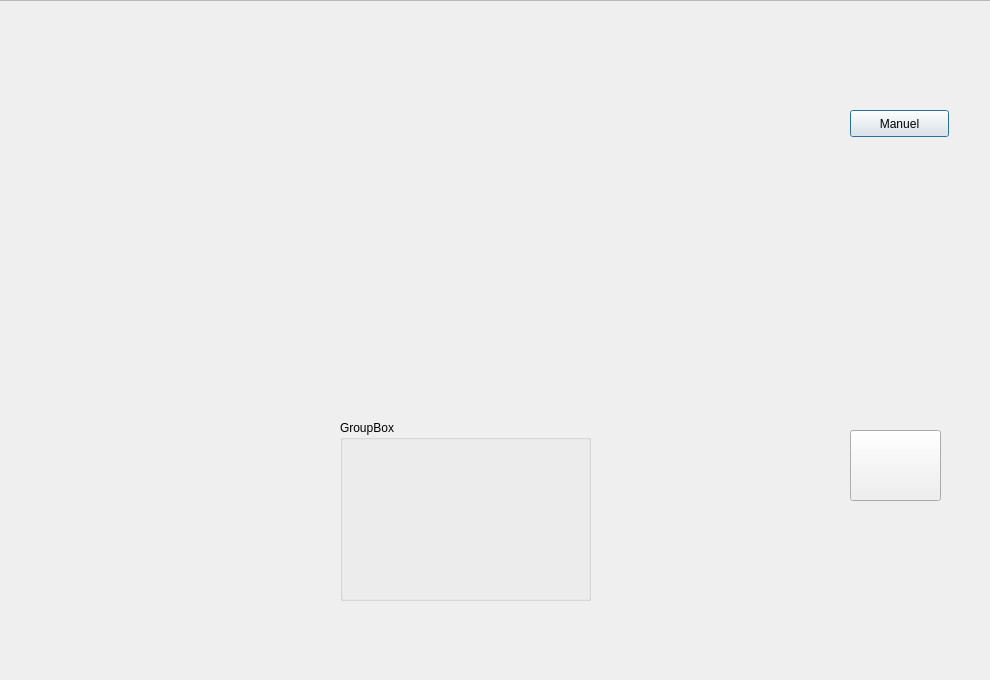
Old version of the form src/ui/mainWindow.ui in the repository suricats/surirobot-client-qt.
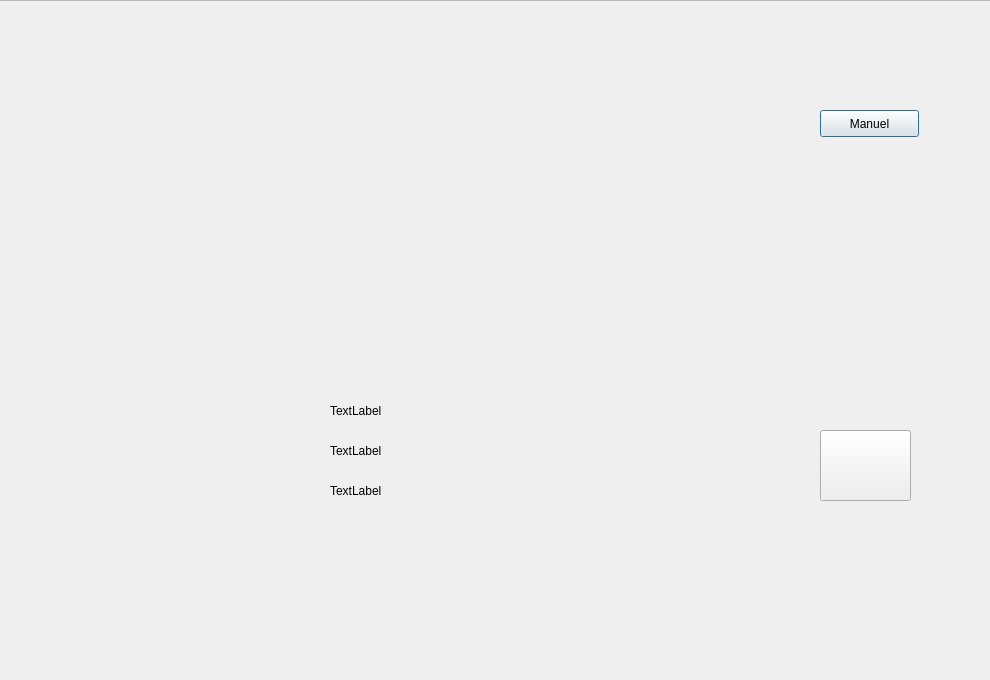
New version of the form. Icons and pictures are not drawn.

Commit message: add Mic button

Diff of the .ui file:
```diff
--- a/src/ui/mainWindow.ui
+++ b/src/ui/mainWindow.ui
@@ -16,10 +16,10 @@
   <widget class="QFrame" name="frame">
    <property name="geometry">
     <rect>
-     <x>-10</x>
+     <x>-40</x>
      <y>0</y>
      <width>1061</width>
-     <height>681</height>
+     <height>691</height>
     </rect>
    </property>
    <property name="frameShape">
@@ -64,43 +64,64 @@
      </size>
     </property>
    </widget>
-   <widget class="QGroupBox" name="groupBox">
+   <widget class="QLabel" name="labelImage">
     <property name="geometry">
      <rect>
-      <x>350</x>
-      <y>420</y>
-      <width>251</width>
-      <height>181</height>
-     </rect>
-    </property>
-    <property name="title">
-     <string>GroupBox</string>
-    </property>
-    <widget class="QWidget" name="verticalLayoutWidget">
-     <property name="geometry">
-      <rect>
-       <x>0</x>
-       <y>0</y>
-       <width>261</width>
-       <height>191</height>
-      </rect>
-     </property>
-     <layout class="QVBoxLayout" name="verticalLayout"/>
-    </widget>
-   </widget>
-   <widget class="QLabel" name="labelPicture">
-    <property name="geometry">
-     <rect>
-      <x>290</x>
-      <y>120</y>
-      <width>381</width>
-      <height>241</height>
+      <x>270</x>
+      <y>110</y>
+      <width>401</width>
+      <height>251</height>
      </rect>
     </property>
     <property name="text">
      <string>&lt;html&gt;&lt;head/&gt;&lt;body&gt;&lt;p&gt;&lt;br/&gt;&lt;/p&gt;&lt;/body&gt;&lt;/html&gt;</string>
     </property>
    </widget>
+   <widget class="QLabel" name="labelTextUp">
+    <property name="geometry">
+     <rect>
+      <x>370</x>
+      <y>390</y>
+      <width>261</width>
+      <height>41</height>
+     </rect>
+    </property>
+    <property name="text">
+     <string>TextLabel</string>
+    </property>
+   </widget>
+   <widget class="QLabel" name="labelTextMiddle">
+    <property name="geometry">
+     <rect>
+      <x>370</x>
+      <y>430</y>
+      <width>261</width>
+      <height>41</height>
+     </rect>
+    </property>
+    <property name="text">
+     <string>TextLabel</string>
+    </property>
+   </widget>
+   <widget class="QLabel" name="labelTextBottom">
+    <property name="geometry">
+     <rect>
+      <x>370</x>
+      <y>470</y>
+      <width>261</width>
+      <height>41</height>
+     </rect>
+    </property>
+    <property name="text">
+     <string>TextLabel</string>
+    </property>
+   </widget>
+   <zorder>ButtonManuel</zorder>
+   <zorder>MicButton</zorder>
+   <zorder>labelImage</zorder>
+   <zorder>labelTextMiddle</zorder>
+   <zorder>labelTextBottom</zorder>
+   <zorder>labelTextUp</zorder>
   </widget>
  </widget>
  <resources/>
```
Left out of the diff: 6 changed lines with no effect on the pictures. The commit also changes 2 other files.
